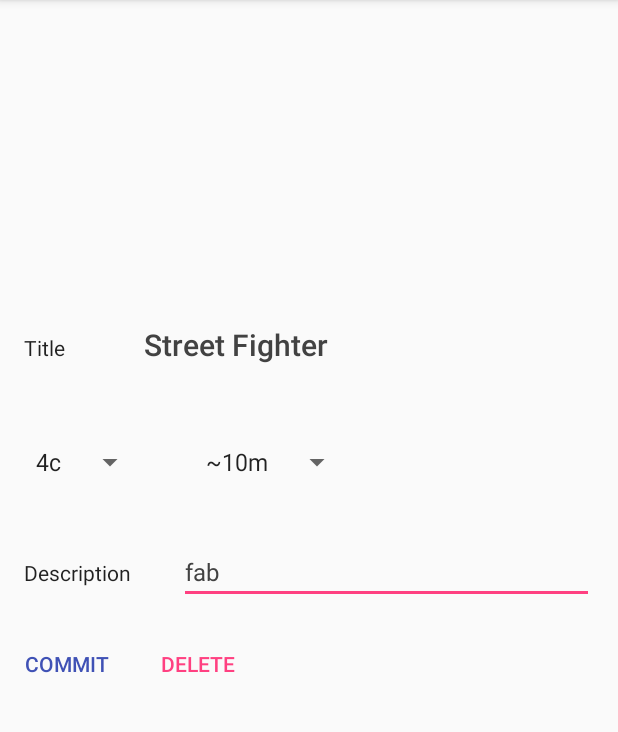
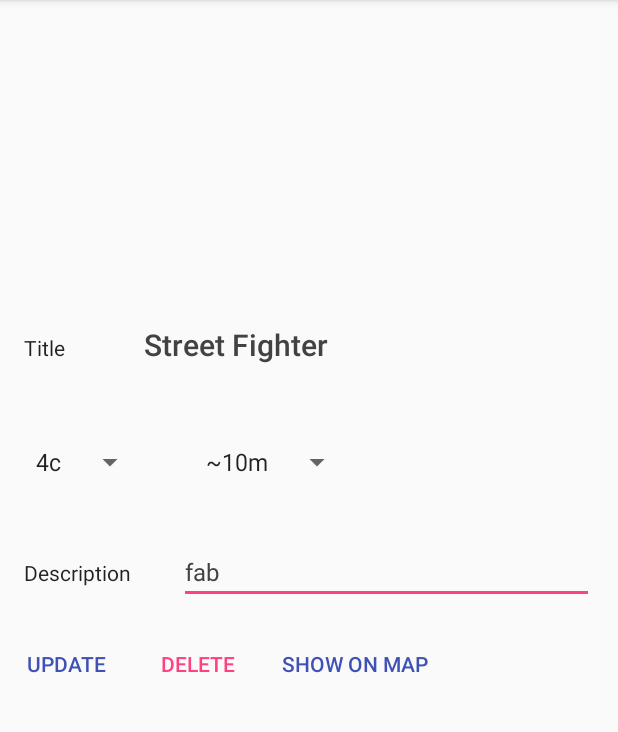
Before and after one commit to jj05y/ClimbingLogAndroidApp, an Android app: the fragment ClimbBrowser placed in its activity, after a tap on "Street Fighter", on a phone screen of 412 x 824 dp, the part 84-816 px from its top. Run offline under Robolectric (Android 15) with nearby library versions, the phone set to English and light mode, and no system bars; 1 statement that could not run was skipped.

Commit message:
added show on map functionalilty to climb detail view

```diff
--- a/app/src/main/java/nils/and/lamp/app/Activities/ClimbDetailView.java
+++ b/app/src/main/java/nils/and/lamp/app/Activities/ClimbDetailView.java
@@ -1,6 +1,7 @@
 
 package nils.and.lamp.app.Activities;
 
+import android.content.Context;
 import android.content.Intent;
 import android.graphics.Bitmap;
 import android.graphics.drawable.BitmapDrawable;
@@ -36,6 +37,7 @@ public class ClimbDetailView extends AppCompatActivity {
     private Spinner length;
     private TextView name;
     private EditText desc;
+    private Context context;
 
     private Climb climb;
     private ClimbDataBaseHandler database;
@@ -44,6 +46,8 @@ public class ClimbDetailView extends AppCompatActivity {
     protected void onCreate(Bundle savedInstanceState) {
         super.onCreate(savedInstanceState);
         setContentView(R.layout.activity_climb_detail_view);
+
+        context = this;
 
         Intent intent = getIntent();
         climb = (Climb) intent.getSerializableExtra("Climb");
@@ -80,6 +84,7 @@ public class ClimbDetailView extends AppCompatActivity {
 
         Button commit = (Button) findViewById(R.id.detailview_commit_button);
         Button delete = (Button) findViewById(R.id.detailview_delete_button);
+        Button showOnMap = (Button) findViewById(R.id.detailview_go_gps_button);
 
         commit.setOnClickListener(new View.OnClickListener() {
             @Override
@@ -107,6 +112,22 @@ public class ClimbDetailView extends AppCompatActivity {
             }
         );
 
+        showOnMap.setOnClickListener(new View.OnClickListener() {
+            @Override
+            public void onClick(View view) {
+                if (climb.getGpsCoords() != null) {
+                    Uri gmmIntentUri = Uri.parse("geo:" + climb.getGpsCoords() + "?q=" + climb.getGpsCoords());
+                    Intent mapIntent = new Intent(Intent.ACTION_VIEW, gmmIntentUri);
+                    mapIntent.setPackage("com.google.android.apps.maps");
+                    if (mapIntent.resolveActivity(getPackageManager()) != null) {
+                        startActivity(mapIntent);
+                    }
+                } else {
+                    Toast.makeText(context, "No Coordinatess For This Climb :(", Toast.LENGTH_SHORT).show();
+                }
+            }
+        });
+
 
     }
 }
--- a/app/src/main/java/nils/and/lamp/app/Core/Climb.java
+++ b/app/src/main/java/nils/and/lamp/app/Core/Climb.java
@@ -15,16 +15,26 @@ public class Climb implements Serializable{
     private String grade;
     private String length;
     private String description;
+    private String gpsCoords;
 
-    public Climb(String photo, String name, String grade, String length, String description) {
+    public Climb(String photo, String name, String grade, String length, String description, String gpsCoords) {
         this.photo = photo;
         this.name = name;
         this.grade = grade;
         this.length = length;
         this.description = description;
+        this.gpsCoords = gpsCoords;
     }
 
     public Climb() {
+    }
+
+    public String getGpsCoords() {
+        return gpsCoords;
+    }
+
+    public void setGpsCoords(String gpsCoords) {
+        this.gpsCoords = gpsCoords;
     }
 
     public String getPhoto() {
--- a/app/src/main/java/nils/and/lamp/app/Core/ClimbDataBaseHandler.java
+++ b/app/src/main/java/nils/and/lamp/app/Core/ClimbDataBaseHandler.java
@@ -18,7 +18,7 @@ import java.util.Vector;
 public class ClimbDataBaseHandler extends SQLiteOpenHelper {
 
     private static final String DATABASE_NAME = "DataBaseOfClimbs";
-    private static final int DATABASE_VERSION = 20;
+    private static final int DATABASE_VERSION = 2;
 
     private static final String TABLE_CLIMBS = "ClimbsTable";
     private static final String TABLE_PICTURES = "PicturesTable";
@@ -30,6 +30,7 @@ public class ClimbDataBaseHandler extends SQLiteOpenHelper {
     private static final String KEY_DESC = "desc";
     private static final String KEY_IMAGEKEY = "imagekey";
     private static final String KEY_IMAGE = "image";
+    public static final String KEY_COORDS = "coords";
 
 
     public ClimbDataBaseHandler(Context context) {
@@ -46,7 +47,8 @@ public class ClimbDataBaseHandler extends SQLiteOpenHelper {
                         KEY_GRADE + " TEXT, " +
                         KEY_LENGTH + " TEXT, " +
                         KEY_DESC + " TEXT, " +
-                        KEY_IMAGEKEY + " TEXT " +
+                        KEY_IMAGEKEY + " TEXT, " +
+                        KEY_COORDS + " TEXT " +
                         ")";
 
         db.execSQL(CREATE_CLIMB_TABLE);
@@ -72,7 +74,7 @@ public class ClimbDataBaseHandler extends SQLiteOpenHelper {
     //CRUD
 
     //Create
-    public void addClimb(String name, String grade, String length, String desc, Bitmap image) {
+    public void addClimb(String name, String grade, String length, String desc, Bitmap image, String coords) {
 
         SQLiteDatabase db = this.getWritableDatabase();
         ContentValues values = new ContentValues();
@@ -81,6 +83,7 @@ public class ClimbDataBaseHandler extends SQLiteOpenHelper {
         values.put(KEY_LENGTH, length);
         values.put(KEY_DESC, desc);
         values.put(KEY_IMAGEKEY, name);
+        values.put(KEY_COORDS, coords);
         db.insert(TABLE_CLIMBS, null, values);
         Log.d("DB", "put in: " + values);
 
@@ -109,7 +112,8 @@ public class ClimbDataBaseHandler extends SQLiteOpenHelper {
                 String length = cursor.getString(cursor.getColumnIndex(KEY_LENGTH));
                 String desc = cursor.getString(cursor.getColumnIndex(KEY_DESC));
                 String imagekey = cursor.getString(cursor.getColumnIndex(KEY_IMAGEKEY));
-                climbsList.add(new Climb(imagekey ,name, grade, length, desc));
+                String coords = cursor.getString(cursor.getColumnIndex(KEY_COORDS));
+                climbsList.add(new Climb(imagekey ,name, grade, length, desc, coords));
             } while (cursor.moveToNext());
         }
         db.close();
--- a/app/src/main/java/nils/and/lamp/app/Fragments/ClimbCreator.java
+++ b/app/src/main/java/nils/and/lamp/app/Fragments/ClimbCreator.java
@@ -262,7 +262,7 @@ public class ClimbCreator extends Fragment {
                     String desc = editDesc.getText().toString();
                     String g = grade.getSelectedItem().toString();
                     String l = length.getSelectedItem().toString();
-                    database.addClimb(title, g, l, desc, imageBitmap);
+                    database.addClimb(title, g, l, desc, imageBitmap, null);
                     Toast.makeText(getContext(), "climb log added to database", Toast.LENGTH_SHORT).show();
                     imageBitmap = null;
                 } else {
--- a/app/src/main/res/layout/activity_climb_detail_view.xml
+++ b/app/src/main/res/layout/activity_climb_detail_view.xml
@@ -125,7 +125,7 @@
             android:layout_width="wrap_content"
             android:layout_height="wrap_content"
             android:layout_below="@id/detailview_container_desc"
-            android:text="@string/button_text_commit"
+            android:text="@string/button_text_update"
             android:textColor="?attr/colorPrimary" />
 
         <Button
@@ -137,6 +137,17 @@
             android:layout_toRightOf="@id/detailview_commit_button"
             android:text="@string/button_text_delete"
             android:textColor="?attr/colorAccent" />
+
+        <Button
+            android:id="@+id/detailview_go_gps_button"
+            style="?android:attr/borderlessButtonStyle"
+            android:layout_width="wrap_content"
+            android:layout_height="wrap_content"
+            android:text="@string/button_text_go_gps"
+            android:textColor="?attr/colorPrimary"
+            android:layout_alignBaseline="@+id/detailview_delete_button"
+            android:layout_alignBottom="@+id/detailview_delete_button"
+            android:layout_toEndOf="@+id/detailview_delete_button" />
     </RelativeLayout>
 
 </FrameLayout>
--- a/app/src/main/res/values/strings.xml
+++ b/app/src/main/res/values/strings.xml
@@ -23,6 +23,7 @@
     <string name="button_text_update">Update</string>
     <string name="button_text_reset">Reset</string>
     <string name="button_text_delete">Delete</string>
+    <string name="button_text_go_gps">Show on Map</string>
     <string name="label_title">Title</string>
     <string name="label_desc">Description</string>
     <string name="pick_image">Image: Pick or Capture</string>
--- a/build.gradle
+++ b/build.gradle
@@ -5,7 +5,7 @@ buildscript {
         jcenter()
     }
     dependencies {
-        classpath 'com.android.tools.build:gradle:2.2.1'
+        classpath 'com.android.tools.build:gradle:2.2.2'
 
         // NOTE: Do not place your application dependencies here; they belong
         // in the individual module build.gradle files
```
Also changed, not shown: app/src/main/java/nils/and/lamp/app/Activities/MainActivity.java (+5 -5 lines).
